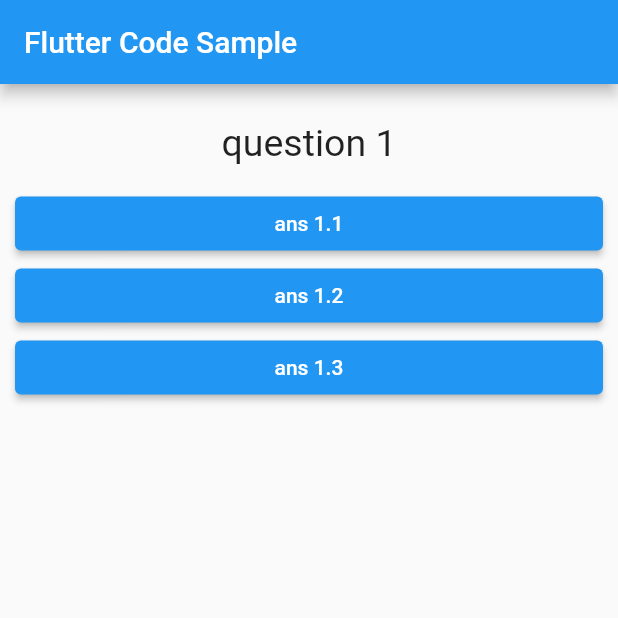
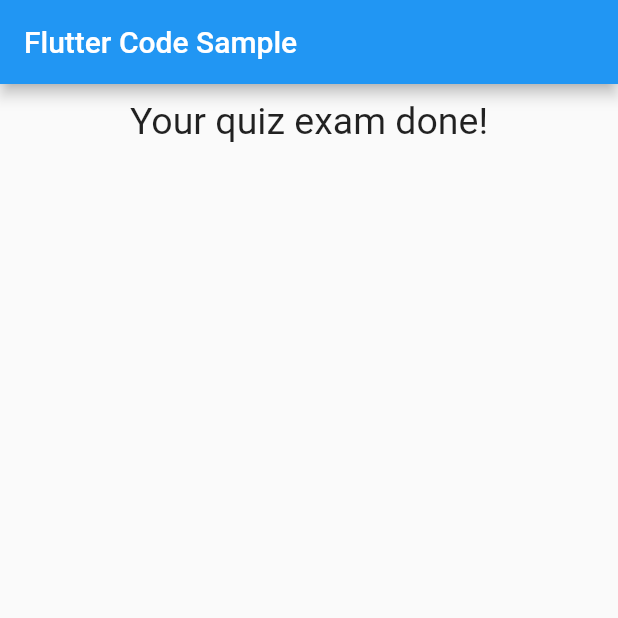
Before and after one commit to atiqrs/Quiz-App-Flutter, a Flutter app: the screen it shows after launch, after a tap on "ans 1.1", after a tap on "ans 2.2", after a tap on "ans 3.3", on a phone screen of 412 x 824 dp, the top half of it. Run offline on Flutter 3.47's test engine with Material 2 defaults, Android fonts, the phone set to English and light mode, and no system bars.

Commit message:
Result add

```diff
--- a/lib/HomePage.dart
+++ b/lib/HomePage.dart
@@ -2,6 +2,9 @@ import 'package:Dropdown/Answares.dart';
 import 'package:Dropdown/Questions.dart';
 import 'package:flutter/cupertino.dart';
 import 'package:flutter/material.dart';
+
+import 'Quiz.dart';
+import 'Result.dart';
 
 class HomePage extends StatefulWidget {
   @override
@@ -27,7 +30,7 @@ class _HomePageState extends State<HomePage> {
   ];
 
   //Demo for Quize question and answare create and input
-  void inputValue(){
+  void inputValue() {
     String _1 = "question 4";
     var _2 = 'answare 1';
     var _3 = 'answare 2';
@@ -39,14 +42,12 @@ class _HomePageState extends State<HomePage> {
     questionAndAnswareText.add(aObject);
   }
 
-
   var _count = 0;
   void _questionChange() {
-
     setState(() {
       _count = _count + 1;
-      if (_count >= questionAndAnswareText.length) {
-        inputValue();
+      if (_count > questionAndAnswareText.length) {
+        //inputValue();
         _count = 0;
       }
     });
@@ -59,16 +60,15 @@ class _HomePageState extends State<HomePage> {
     return SingleChildScrollView(
       child: Padding(
         padding: const EdgeInsets.all(10),
-      child: Column(children: [
-        //Questions(questions[_count]),
-        Questions(questionAndAnswareText[_count]['ques']),
-        ...(questionAndAnswareText[_count]['ans'] as List<String>)
-            .map((answare) {
-          return Answares(_questionChange, answare);
-        }).toList(),
-        //Answares(_questionChange),
-      ]),
-    ));
+        child: _count < questionAndAnswareText.length
+            ? Quiz(
+                count: _count,
+                questionAndAnswareText: questionAndAnswareText,
+                questionChange: _questionChange,
+              )
+            : Result(),
+      ),
+    );
   }
 }
 
--- /dev/null
+++ b/lib/Quiz.dart
@@ -0,0 +1,27 @@
+import 'package:flutter/material.dart';
+
+import 'Answares.dart';
+import 'Questions.dart';
+
+class Quiz extends StatelessWidget {
+  final Function questionChange;
+  final List<Map<String, Object>> questionAndAnswareText;
+  final int count;
+
+  Quiz(
+      {@required this.questionChange,
+      @required this.questionAndAnswareText,
+      @required this.count});
+
+  @override
+  Widget build(BuildContext context) {
+    return Column(children: [
+      //Questions(questions[_count]),
+      Questions(questionAndAnswareText[count]['ques']),
+      ...(questionAndAnswareText[count]['ans'] as List<String>).map((answare) {
+        return Answares(questionChange, answare);
+      }).toList(),
+      //Answares(_questionChange),
+    ]);
+  }
+}
--- /dev/null
+++ b/lib/Result.dart
@@ -0,0 +1,16 @@
+import 'package:flutter/material.dart';
+
+class Result extends StatelessWidget {
+  Result();
+
+  @override
+  Widget build(BuildContext context) {
+    return Center(
+      child: Text(
+        "Your quiz exam done!",
+        style: TextStyle(fontSize: 25),
+        textAlign: TextAlign.center,
+      ),
+    );
+  }
+}
```
Lines whose indentation alone changed are shown as unchanged.
